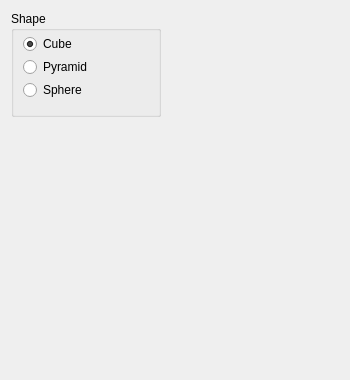
Qt form 3DShapeMaker/Window.ui (e-bonn/3D-Shape-Maker) before a commit.
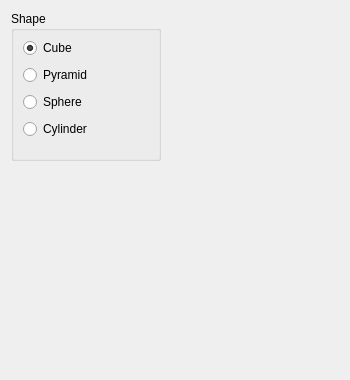
The same form after that commit. Custom widgets are drawn as their Qt base class.

```diff
--- a/3DShapeMaker/Window.ui
+++ b/3DShapeMaker/Window.ui
@@ -28,7 +28,7 @@
         <x>0</x>
         <y>0</y>
         <width>150</width>
-        <height>106</height>
+        <height>150</height>
        </rect>
       </property>
       <property name="title">
@@ -71,6 +71,13 @@
          </property>
         </widget>
        </item>
+       <item>
+        <widget class="QRadioButton" name="radioButtonCylinder">
+         <property name="text">
+          <string>Cylinder</string>
+         </property>
+        </widget>
+       </item>
       </layout>
      </widget>
      <zorder>groupBox</zorder>
```
Left out of the diff: 3 changed lines with no effect on the pictures.
